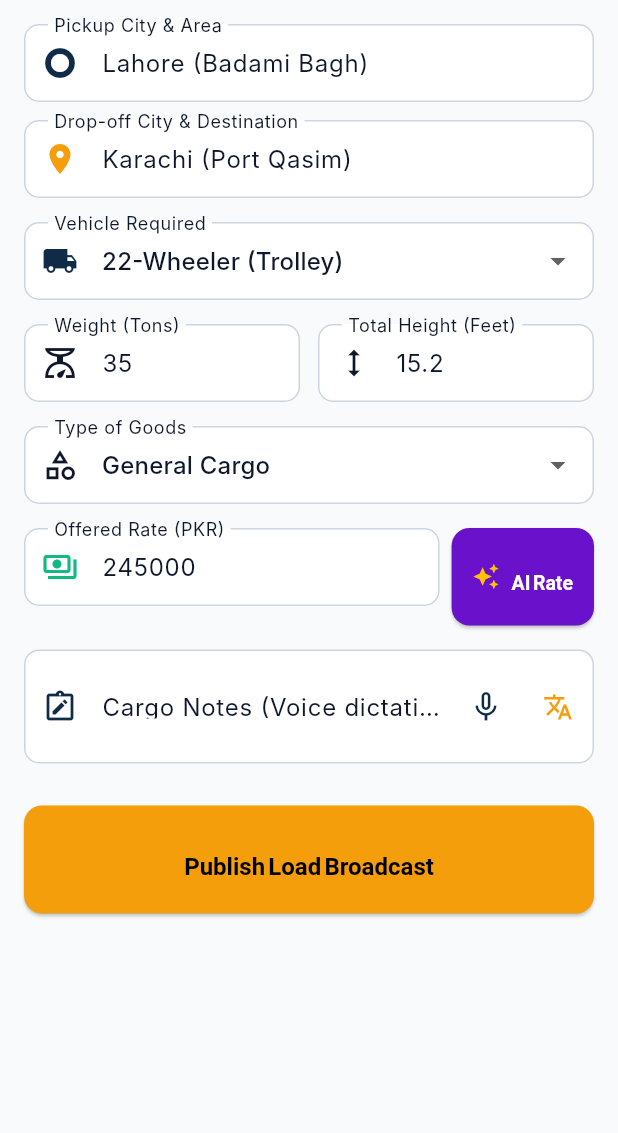
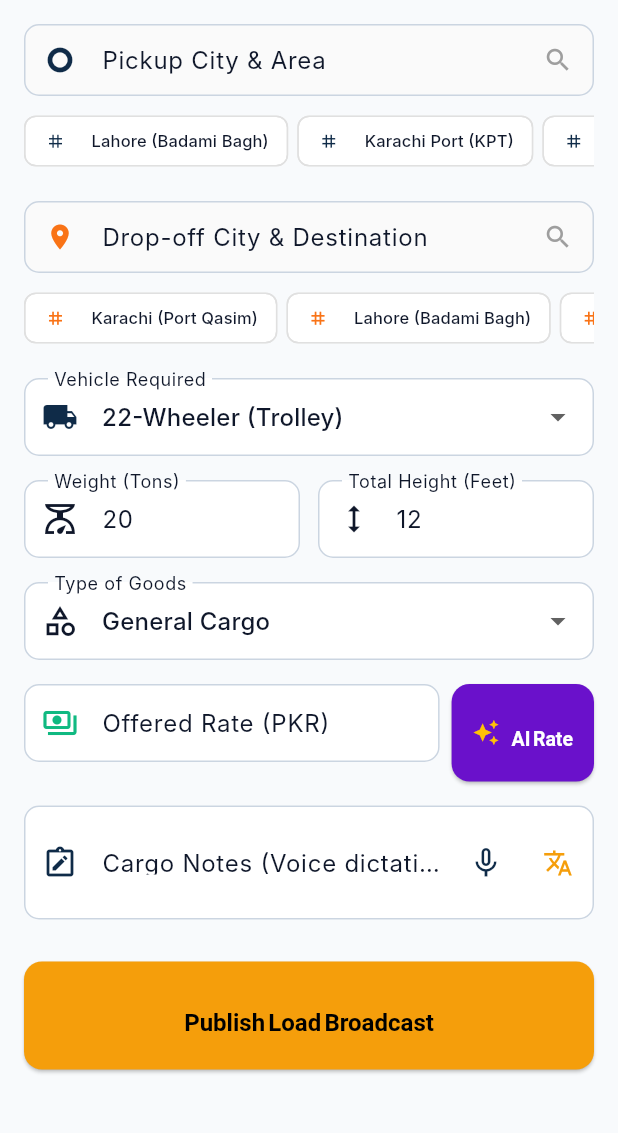
Before and after one commit to Omaish21/Truckerweb, a Flutter app: the PostLoadScreen screen opened by its route, on a phone screen of 412 x 824 dp, the part 84-1217 px from its top. Run offline on Flutter 3.47's test engine with Material 3 defaults, Android fonts, the phone set to English and light mode, and no system bars; our stand-ins replace cloud_firestore, firebase_auth, firebase_core, firebase_messaging, firebase_storage, go_router and 2 more; missing offline and left inert: dart:html, dart:js_interop, firebase_auth_platform_interface, pointer_interceptor; accounts and stored records are empty; Roboto replaces fonts that are missing (Inter, Noto Nastaliq Urdu, Outfit).

Commit message:
feat: integrate Google Maps Places Autocomplete and Pakistani freight hubs on PostLoadScreen

```diff
--- a/lib/core/services/geocoding_service.dart
+++ b/lib/core/services/geocoding_service.dart
@@ -244,6 +244,98 @@ class GeocodingService {
       highway: 'Karakoram Highway N-35',
       location: LatLng(36.6854, 74.8214),
     ),
+
+    // Major Freight Stands & Logistics Hubs
+    LogisticsLandmark(
+      id: 'lhr_badami_bagh',
+      nameEn: 'Badami Bagh Truck Adda, Lahore',
+      nameUr: 'بادامی باغ جنرل ٹرک اڈا لاہور',
+      category: 'hub',
+      city: 'Lahore',
+      highway: 'Circular Road / Ravi Road',
+      location: LatLng(31.5954, 74.3218),
+    ),
+    LogisticsLandmark(
+      id: 'mul_chowk_kumharan',
+      nameEn: 'Chowk Kumharan Truck Terminal, Multan',
+      nameUr: 'چوک کمہاراں والا ٹرک اسٹینڈ ملتان',
+      category: 'hub',
+      city: 'Multan',
+      highway: 'Khanewal Road N-5',
+      location: LatLng(30.2185, 71.4921),
+    ),
+    LogisticsLandmark(
+      id: 'khi_hawksbay',
+      nameEn: 'Hawksbay Truck Stand & Maripur Terminal, Karachi',
+      nameUr: 'ہاکس بے ٹرک اڈا اور ماری پور کراچی',
+      category: 'hub',
+      city: 'Karachi',
+      highway: 'Hawksbay Road / Northern Bypass M-10',
+      location: LatLng(24.8722, 66.9381),
+    ),
+    LogisticsLandmark(
+      id: 'khi_keamari',
+      nameEn: 'Keamari Oil Terminal, Karachi',
+      nameUr: 'کیماڑی آئل ٹرمینل کراچی',
+      category: 'hub',
+      city: 'Karachi',
+      highway: 'Keamari Road',
+      location: LatLng(24.8167, 66.9833),
+    ),
+    LogisticsLandmark(
+      id: 'rwp_pirwadhai',
+      nameEn: 'Pirwadhai Truck Stand, Rawalpindi',
+      nameUr: 'پیرودھائی ٹرک اڈا راولپنڈی',
+      category: 'hub',
+      city: 'Rawalpindi',
+      highway: 'I.J.P. Road / Grand Trunk Road',
+      location: LatLng(33.6264, 73.0412),
+    ),
+    LogisticsLandmark(
+      id: 'isb_i9',
+      nameEn: 'I-9 Freight & Industrial Area, Islamabad',
+      nameUr: 'آئی-9 فریٹ ٹرمینل اسلام آباد',
+      category: 'hub',
+      city: 'Islamabad',
+      highway: 'IJP Road / Kashmir Highway',
+      location: LatLng(33.6681, 73.0531),
+    ),
+    LogisticsLandmark(
+      id: 'psh_chamkani',
+      nameEn: 'Chamkani Goods Transport Terminal, Peshawar',
+      nameUr: 'چمکنی گڈز ٹرانسپورٹ اڈا پشاور',
+      category: 'hub',
+      city: 'Peshawar',
+      highway: 'Grand Trunk Road N-5 / Ring Road',
+      location: LatLng(33.9921, 71.6428),
+    ),
+    LogisticsLandmark(
+      id: 'qta_eastern_bypass',
+      nameEn: 'Eastern Bypass Truck Adda, Quetta',
+      nameUr: 'ایسٹرن بائی پاس ٹرک اڈا کوئٹہ',
+      category: 'hub',
+      city: 'Quetta',
+      highway: 'Eastern Bypass N-25',
+      location: LatLng(30.1983, 67.0421),
+    ),
+    LogisticsLandmark(
+      id: 'fsd_sargodha_rd',
+      nameEn: 'Sargodha Road Goods Forwarding, Faisalabad',
+      nameUr: 'سرگودھا روڈ ٹرک اڈا فیصل آباد',
+      category: 'hub',
+      city: 'Faisalabad',
+      highway: 'Sargodha Road / M-3',
+      location: LatLng(31.4421, 73.0821),
+    ),
+    LogisticsLandmark(
+      id: 'sukkur_cpec',
+      nameEn: 'Sukkur CPEC Logistics Interchange',
+      nameUr: 'سکھر سی پیک لاجسٹکس انٹرچینج',
+      category: 'hub',
+      city: 'Sukkur',
+      highway: 'M-5 / N-5 / N-65 Interchange',
+      location: LatLng(27.7214, 68.8821),
+    ),
   ];
 
   /// Forward Geocode: Converts address / landmark text to GPS coordinates
--- /dev/null
+++ b/lib/core/services/places/places_interop.dart
@@ -0,0 +1,5 @@
+import 'places_interop_stub.dart'
+    if (dart.library.html) 'places_interop_web.dart';
+
+Future<List<String>> getWebPlacePredictions(String input) =>
+    fetchWebPlacePredictions(input);
--- /dev/null
+++ b/lib/core/services/places/places_interop_stub.dart
@@ -0,0 +1,3 @@
+Future<List<String>> fetchWebPlacePredictions(String input) async {
+  return const <String>[];
+}
--- a/lib/core/widgets/location_search_bar.dart
+++ b/lib/core/widgets/location_search_bar.dart
@@ -1,24 +1,39 @@
+import 'dart:async';
 import 'package:flutter/material.dart';
 import '../services/geocoding_service.dart';
 import '../services/google_maps_service.dart';
 import '../theme/colors.dart';
 
-/// Interactive Geocoding & Logistics Location Picker Widget.
-/// Zero external package dependency; pure Flutter and Google Geocoding API.
+/// Interactive Google Maps Places & Logistics Location Search Widget.
+/// Supports real-time Google Places Autocomplete API + offline Pakistani hubs catalog.
 class LocationSearchBar extends StatefulWidget {
   final String label;
-  final String initialValue;
-  final ValueChanged<GeocodingLocation> onLocationSelected;
+  final String? initialValue;
+  final TextEditingController? controller;
+  final FormFieldValidator<String>? validator;
+  final ValueChanged<GeocodingLocation>? onLocationSelected;
+  final ValueChanged<String>? onSelected;
+  final ValueChanged<String>? onChanged;
   final IconData leadingIcon;
+  final Color? iconColor;
+  final String? hintText;
   final bool showQuickHubs;
+  final List<String>? quickHubs;
 
   const LocationSearchBar({
     super.key,
     required this.label,
-    required this.initialValue,
-    required this.onLocationSelected,
+    this.initialValue,
+    this.controller,
+    this.validator,
+    this.onLocationSelected,
+    this.onSelected,
+    this.onChanged,
     this.leadingIcon = Icons.location_on,
+    this.iconColor,
+    this.hintText,
     this.showQuickHubs = true,
+    this.quickHubs,
   });
 
   @override
@@ -26,18 +41,35 @@ class LocationSearchBar extends StatefulWidget {
 }
 
 class _LocationSearchBarState extends State<LocationSearchBar> {
-  late TextEditingController _controller;
+  TextEditingController? _internalController;
+  TextEditingController get _effectiveController =>
+      widget.controller ?? _internalController!;
+
   final FocusNode _focusNode = FocusNode();
   final LayerLink _layerLink = LayerLink();
   OverlayEntry? _overlayEntry;
+  Timer? _debounceTimer;
 
   List<String> _suggestions = [];
   bool _isLoading = false;
 
+  static const List<String> _defaultHubs = [
+    'Lahore (Badami Bagh)',
+    'Karachi Port (KPT)',
+    'Port Qasim',
+    'Faisalabad Dry Port',
+    'Multan (Chowk Kumharan)',
+    'Rawalpindi (Pirwadhai)',
+    'Peshawar (Chamkani)',
+    'Quetta Dry Port',
+  ];
+
   @override
   void initState() {
     super.initState();
-    _controller = TextEditingController(text: widget.initialValue);
+    if (widget.controller == null) {
+      _internalController = TextEditingController(text: widget.initialValue ?? '');
+    }
     _focusNode.addListener(() {
       if (_focusNode.hasFocus) {
         _showSuggestionsOverlay();
@@ -49,53 +81,69 @@ class _LocationSearchBarState extends State<LocationSearchBar> {
 
   @override
   void dispose() {
+    _debounceTimer?.cancel();
     _hideSuggestionsOverlay();
     _focusNode.dispose();
-    _controller.dispose();
+    _internalController?.dispose();
     super.dispose();
   }
 
-  void _onQueryChanged(String query) async {
+  void _onQueryChanged(String query) {
+    _debounceTimer?.cancel();
     if (query.trim().length < 2) {
       setState(() => _suggestions = []);
       _updateOverlay();
       return;
     }
 
+    _debounceTimer = Timer(const Duration(milliseconds: 250), () async {
+      if (!mounted) return;
       setState(() => _isLoading = true);
-    final results = await GoogleMapsService.getPlaceSuggestions(query);
+      _updateOverlay();
 
-    // Merge with any matching offline logistics landmarks
+      // Query Google Maps Places API (JS or REST)
+      final googleResults = await GoogleMapsService.getPlaceSuggestions(query);
+
+      // Match against offline verified Pakistani logistics hubs
       final landmarkMatches = GeocodingService.majorLogisticsLandmarks
           .where((l) =>
               l.nameEn.toLowerCase().contains(query.toLowerCase()) ||
-            l.city.toLowerCase().contains(query.toLowerCase()))
+              l.city.toLowerCase().contains(query.toLowerCase()) ||
+              l.nameUr.contains(query))
           .map((l) => '${l.nameEn} (${l.city})')
           .toList();
 
-    final merged = <String>{...landmarkMatches, ...results}.toList();
+      final merged = <String>{...landmarkMatches, ...googleResults}.toList();
 
       if (mounted) {
         setState(() {
-        _suggestions = merged.take(6).toList();
+          _suggestions = merged.take(8).toList();
           _isLoading = false;
         });
         _updateOverlay();
       }
+    });
   }
 
   void _selectLocation(String address) async {
-    _controller.text = address;
+    _effectiveController.text = address;
     _hideSuggestionsOverlay();
     _focusNode.unfocus();
 
+    widget.onChanged?.call(address);
+    widget.onSelected?.call(address);
+
+    if (widget.onLocationSelected != null) {
       final resolved = await GeocodingService.instance.forwardGeocode(address);
       if (resolved != null && mounted) {
-      widget.onLocationSelected(resolved);
+        widget.onLocationSelected!(resolved);
       }
+    }
+    setState(() {});
   }
 
   void _showSuggestionsOverlay() {
+    if (_overlayEntry != null) return;
     _overlayEntry = _createOverlayEntry();
     Overlay.of(context).insert(_overlayEntry!);
   }
@@ -121,28 +169,37 @@ class _LocationSearchBarState extends State<LocationSearchBar> {
           showWhenUnlinked: false,
           offset: Offset(0.0, size.height + 4.0),
           child: Material(
-            elevation: 6,
+            elevation: 8,
             borderRadius: BorderRadius.circular(12),
             color: Colors.white,
+            shadowColor: Colors.black26,
             child: ConstrainedBox(
-              constraints: const BoxConstraints(maxHeight: 240),
+              constraints: const BoxConstraints(maxHeight: 260),
               child: _isLoading
                   ? const Padding(
                       padding: EdgeInsets.all(16.0),
                       child: Center(
                         child: SizedBox(
-                          width: 20,
-                          height: 20,
-                          child: CircularProgressIndicator(strokeWidth: 2),
+                          width: 22,
+                          height: 22,
+                          child: CircularProgressIndicator(strokeWidth: 2.5),
                         ),
                       ),
                     )
                   : _suggestions.isEmpty
-                      ? const Padding(
-                          padding: EdgeInsets.all(12.0),
+                      ? Padding(
+                          padding: const EdgeInsets.all(14.0),
+                          child: Row(
+                            children: [
+                              Icon(Icons.search, size: 16, color: Colors.grey.shade500),
+                              const SizedBox(width: 8),
+                              Expanded(
                                 child: Text(
-                            'Type to search cities, dry ports, or toll plazas...',
-                            style: TextStyle(color: Colors.grey, fontSize: 13),
+                                  'Search Google Maps or select a quick logistics hub below...',
+                                  style: TextStyle(color: Colors.grey.shade600, fontSize: 13),
+                                ),
+                              ),
+                            ],
                           ),
                         )
                       : ListView.separated(
@@ -154,13 +211,15 @@ class _LocationSearchBarState extends State<LocationSearchBar> {
                             final item = _suggestions[index];
                             final isHub = item.contains('Dry Port') ||
                                 item.contains('Port') ||
-                                item.contains('Toll');
+                                item.contains('Toll') ||
+                                item.contains('Adda') ||
+                                item.contains('Terminal');
 
                             return ListTile(
                               dense: true,
                               leading: Icon(
                                 isHub ? Icons.warehouse : Icons.location_on,
-                                color: isHub ? AppColors.accentOrange : AppColors.primary,
+                                color: isHub ? AppColors.accentOrange : (widget.iconColor ?? AppColors.primary),
                                 size: 18,
                               ),
                               title: Text(
@@ -174,12 +233,17 @@ class _LocationSearchBarState extends State<LocationSearchBar> {
                                   ? Container(
                                       padding: const EdgeInsets.symmetric(horizontal: 6, vertical: 2),
                                       decoration: BoxDecoration(
-                                        color: AppColors.accent.withValues(alpha: 0.2),
+                                        color: AppColors.accent.withValues(alpha: 0.15),
                                         borderRadius: BorderRadius.circular(4),
+                                        border: Border.all(color: AppColors.accent.withValues(alpha: 0.4)),
                                       ),
-                                      child: const Text(
+                                      child: Text(
                                         'Verified Hub',
-                                        style: TextStyle(fontSize: 10, fontWeight: FontWeight.bold),
+                                        style: TextStyle(
+                                          fontSize: 10,
+                                          fontWeight: FontWeight.bold,
+                                          color: AppColors.primary,
+                                        ),
                                       ),
                                     )
                                   : null,
@@ -196,18 +260,29 @@ class _LocationSearchBarState extends State<LocationSearchBar> {
 
   @override
   Widget build(BuildContext context) {
+    final chips = widget.quickHubs ?? _defaultHubs;
+
     return CompositedTransformTarget(
       link: _layerLink,
       child: Column(
         crossAxisAlignment: CrossAxisAlignment.start,
         children: [
-          TextField(
-            controller: _controller,
+          TextFormField(
+            controller: _effectiveController,
             focusNode: _focusNode,
-            onChanged: _onQueryChanged,
+            validator: widget.validator,
+            onChanged: (val) {
+              widget.onChanged?.call(val);
+              _onQueryChanged(val);
+            },
             decoration: InputDecoration(
               labelText: widget.label,
-              prefixIcon: Icon(widget.leadingIcon, color: AppColors.primary, size: 20),
+              hintText: widget.hintText,
+              prefixIcon: Icon(
+                widget.leadingIcon,
+                color: widget.iconColor ?? AppColors.primary,
+                size: 20,
+              ),
               suffixIcon: _isLoading
                   ? const Padding(
                       padding: EdgeInsets.all(12.0),
@@ -217,13 +292,17 @@ class _LocationSearchBarState extends State<LocationSearchBar> {
                         child: CircularProgressIndicator(strokeWidth: 2),
                       ),
                     )
-                  : IconButton(
+                  : _effectiveController.text.isNotEmpty
+                      ? IconButton(
                           icon: const Icon(Icons.clear, size: 18),
                           onPressed: () {
-                        _controller.clear();
+                            _effectiveController.clear();
+                            widget.onChanged?.call('');
                             _onQueryChanged('');
+                            setState(() {});
                           },
-                    ),
+                        )
+                      : const Icon(Icons.search, size: 20, color: Colors.grey),
               contentPadding: const EdgeInsets.symmetric(horizontal: 14, vertical: 12),
               border: OutlineInputBorder(borderRadius: BorderRadius.circular(10)),
               filled: true,
@@ -235,14 +314,7 @@ class _LocationSearchBarState extends State<LocationSearchBar> {
             SingleChildScrollView(
               scrollDirection: Axis.horizontal,
               child: Row(
-                children: [
-                  _quickChip('Lahore (Badami Bagh)'),
-                  _quickChip('Karachi Port'),
-                  _quickChip('Faisalabad Dry Port'),
-                  _quickChip('Port Qasim'),
-                  _quickChip('Multan Sher Shah'),
-                  _quickChip('Sialkot Sambrial'),
-                ],
+                children: chips.map((hub) => _quickChip(hub)).toList(),
               ),
             ),
           ],
@@ -256,7 +328,11 @@ class _LocationSearchBarState extends State<LocationSearchBar> {
       padding: const EdgeInsets.only(right: 6.0),
       child: ActionChip(
         label: Text(name, style: const TextStyle(fontSize: 11)),
-        avatar: const Icon(Icons.tag, size: 13, color: AppColors.primary),
+        avatar: Icon(
+          Icons.tag,
+          size: 13,
+          color: widget.iconColor ?? AppColors.primary,
+        ),
         backgroundColor: Colors.white,
         padding: const EdgeInsets.symmetric(horizontal: 4),
         side: BorderSide(color: Colors.grey.shade300),
--- a/lib/features/loads/presentation/screens/post_load_screen.dart
+++ b/lib/features/loads/presentation/screens/post_load_screen.dart
@@ -7,6 +7,7 @@ import '../../../../core/theme/colors.dart';
 import '../../../../core/utils/formatters.dart';
 import '../../../../core/widgets/app_logo.dart';
 import '../../../../core/widgets/language_toggle_button.dart';
+import '../../../../core/widgets/location_search_bar.dart';
 import '../../../../core/widgets/voice_input_button.dart';
 import '../../../../l10n/app_localizations.dart';
 import '../../domain/load_model.dart';
@@ -20,11 +21,11 @@ class PostLoadScreen extends StatefulWidget {
 
 class _PostLoadScreenState extends State<PostLoadScreen> {
   final _formKey = GlobalKey<FormState>();
-  final _originController = TextEditingController(text: 'Lahore (Badami Bagh)');
-  final _destController = TextEditingController(text: 'Karachi (Port Qasim)');
-  final _weightController = TextEditingController(text: '35');
-  final _heightController = TextEditingController(text: '15.2');
-  final _rateController = TextEditingController(text: '245000');
+  final _originController = TextEditingController();
+  final _destController = TextEditingController();
+  final _weightController = TextEditingController(text: '20');
+  final _heightController = TextEditingController(text: '12');
+  final _rateController = TextEditingController();
   final _notesController = TextEditingController();
   String _selectedVehicleId = '22_wheeler';
   String _goodsType = 'general';
@@ -41,12 +42,35 @@ class _PostLoadScreenState extends State<PostLoadScreen> {
     super.dispose();
   }
 
-  void _estimateRateWithAi() {
+  void _checkAndEstimateRate() {
+    if (_originController.text.trim().isNotEmpty &&
+        _destController.text.trim().isNotEmpty) {
+      _estimateRateWithAi(silent: true);
+    }
+  }
+
+  void _estimateRateWithAi({bool silent = false}) {
     final origin = _originController.text.trim();
     final dest = _destController.text.trim();
     final weight = double.tryParse(_weightController.text.trim()) ?? 15.0;
     final vehicle = _selectedVehicleId;
     final isUrdu = Localizations.localeOf(context).languageCode == 'ur';
+
+    if (origin.isEmpty || dest.isEmpty) {
+      if (!silent) {
+        ScaffoldMessenger.of(context).showSnackBar(
+          SnackBar(
+            backgroundColor: AppColors.accentOrange,
+            content: Text(
+              isUrdu
+                  ? 'برائے مہربانی پہلے مقام روانگی اور منزل منتخب کریں۔'
+                  : 'Please specify pickup and destination locations first.',
+            ),
+          ),
+        );
+      }
+      return;
+    }
 
     final est = TruckLinkAiService.instance.predictRate(
       origin: origin,
@@ -59,6 +83,7 @@ class _PostLoadScreenState extends State<PostLoadScreen> {
       _rateController.text = est.recommendedRatePkr.round().toString();
     });
 
+    if (!silent) {
       ScaffoldMessenger.of(context).showSnackBar(
         SnackBar(
           backgroundColor: const Color(0xFF6A11CB),
@@ -78,6 +103,7 @@ class _PostLoadScreenState extends State<PostLoadScreen> {
           ),
         ),
       );
+    }
   }
 
   void _handleSubmit() async {
@@ -158,23 +184,52 @@ class _PostLoadScreenState extends State<PostLoadScreen> {
           child: Column(
             crossAxisAlignment: CrossAxisAlignment.stretch,
             children: [
-              // Origin & Destination
-              TextFormField(
+              // Origin Pickup Location (Google Maps Places Search & Logistics Hubs)
+              LocationSearchBar(
+                label: l10n.pickupLocationLabel,
+                hintText: isUrdu
+                    ? 'شہر، پورٹ یا اڈا تلاش کریں (مثلاً بادامی باغ، پورٹ قاسم)...'
+                    : 'Search city, dry port, or truck stand (e.g. Badami Bagh, Port Qasim)...',
                 controller: _originController,
-                decoration: InputDecoration(
-                  labelText: l10n.pickupLocationLabel,
-                  prefixIcon: const Icon(Icons.trip_origin, color: AppColors.primary),
+                leadingIcon: Icons.trip_origin,
+                iconColor: AppColors.primary,
+                validator: (val) => val == null || val.trim().isEmpty ? l10n.requiredField : null,
+                quickHubs: const [
+                  'Lahore (Badami Bagh)',
+                  'Karachi Port (KPT)',
+                  'Port Qasim',
+                  'Faisalabad Dry Port',
+                  'Multan (Chowk Kumharan)',
+                  'Sialkot Dry Port',
+                  'Peshawar (Chamkani)',
+                ],
+                onSelected: (val) => _checkAndEstimateRate(),
+                onChanged: (val) => _checkAndEstimateRate(),
               ),
-                validator: (val) => val == null || val.isEmpty ? l10n.requiredField : null,
-              ),
-              const SizedBox(height: 12),
-              TextFormField(
+
+              const SizedBox(height: 16),
+
+              // Destination Drop-off Location (Google Maps Places Search & Logistics Hubs)
+              LocationSearchBar(
+                label: l10n.dropoffLocationLabel,
+                hintText: isUrdu
+                    ? 'منزل کا شہر، پورٹ یا اڈا تلاش کریں (مثلاً چوک کمہاراں، ایسٹرن بائی پاس)...'
+                    : 'Search destination city, port, or hub (e.g. Chowk Kumharan, Eastern Bypass)...',
                 controller: _destController,
-                decoration: InputDecoration(
-                  labelText: l10n.dropoffLocationLabel,
-                  prefixIcon: const Icon(Icons.location_on, color: AppColors.accent),
-                ),
-                validator: (val) => val == null || val.isEmpty ? l10n.requiredField : null,
+                leadingIcon: Icons.location_on,
+                iconColor: AppColors.accentOrange,
+                validator: (val) => val == null || val.trim().isEmpty ? l10n.requiredField : null,
+                quickHubs: const [
+                  'Karachi (Port Qasim)',
+                  'Lahore (Badami Bagh)',
+                  'Quetta (Eastern Bypass)',
+                  'Peshawar (Chamkani)',
+                  'Rawalpindi / Islamabad',
+                  'Gwadar Deep Sea Port',
+                  'Sukkur (CPEC)',
+                ],
+                onSelected: (val) => _checkAndEstimateRate(),
+                onChanged: (val) => _checkAndEstimateRate(),
               ),
 
               const SizedBox(height: 16),
@@ -193,7 +248,10 @@ class _PostLoadScreenState extends State<PostLoadScreen> {
                   );
                 }).toList(),
                 onChanged: (val) {
-                  if (val != null) setState(() => _selectedVehicleId = val);
+                  if (val != null) {
+                    setState(() => _selectedVehicleId = val);
+                    _checkAndEstimateRate();
+                  }
                 },
               ),
 
@@ -211,6 +269,7 @@ class _PostLoadScreenState extends State<PostLoadScreen> {
                         prefixIcon: const Icon(Icons.scale_outlined),
                       ),
                       validator: (val) => val == null || val.isEmpty ? l10n.requiredField : null,
+                      onChanged: (_) => _checkAndEstimateRate(),
                     ),
                   ),
                   const SizedBox(width: 12),
@@ -250,7 +309,7 @@ class _PostLoadScreenState extends State<PostLoadScreen> {
 
               const SizedBox(height: 16),
 
-              // Offered Rate
+              // Offered Rate with AI Predictor
               Row(
                 crossAxisAlignment: CrossAxisAlignment.start,
                 children: [
@@ -278,7 +337,7 @@ class _PostLoadScreenState extends State<PostLoadScreen> {
                       isUrdu ? 'اے آئی ریٹ' : 'AI Rate',
                       style: const TextStyle(fontWeight: FontWeight.bold, fontSize: 13),
                     ),
-                    onPressed: _estimateRateWithAi,
+                    onPressed: () => _estimateRateWithAi(silent: false),
                   ),
                 ],
               ),
```
Also changed, not shown: lib/core/services/google_maps_service.dart (+17 -3 lines), lib/core/services/places/places_interop_web.dart (added, +29 -0 lines), 2 other files. Lines whose indentation alone changed are shown as unchanged.
